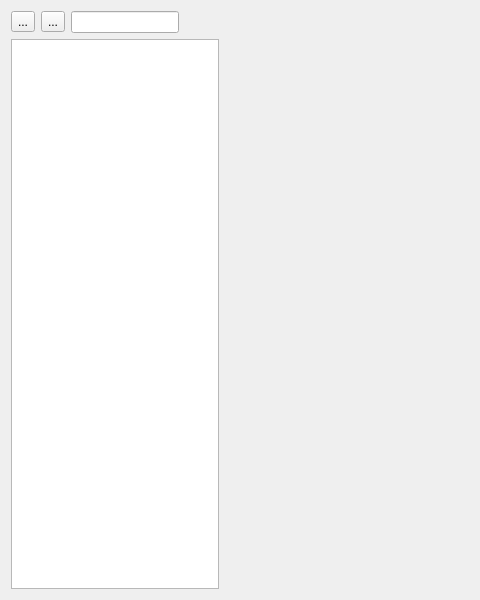
First picture: the form in src/views/ui_files/reports/tree_and_sunburst_report.ui, repository JakubFranek/Kapytal, before the edit; both pictures show x 0 to 480 and y 0 to 600 of the 800 by 600 pixel window.
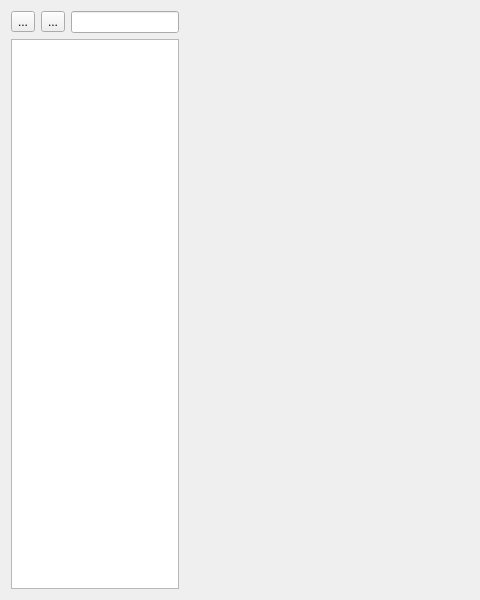
Second picture: the form after the edit.

The edit to the form file:
```diff
--- a/src/views/ui_files/reports/tree_and_sunburst_report.ui
+++ b/src/views/ui_files/reports/tree_and_sunburst_report.ui
@@ -45,19 +45,6 @@
          </property>
         </widget>
        </item>
-       <item>
-        <spacer name="horizontalSpacer">
-         <property name="orientation">
-          <enum>Qt::Horizontal</enum>
-         </property>
-         <property name="sizeHint" stdset="0">
-          <size>
-           <width>40</width>
-           <height>20</height>
-          </size>
-         </property>
-        </spacer>
-       </item>
       </layout>
      </item>
      <item>
```
